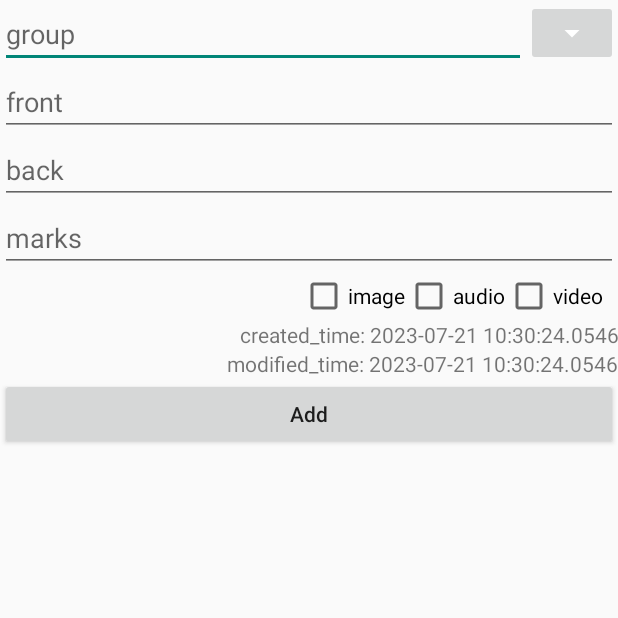
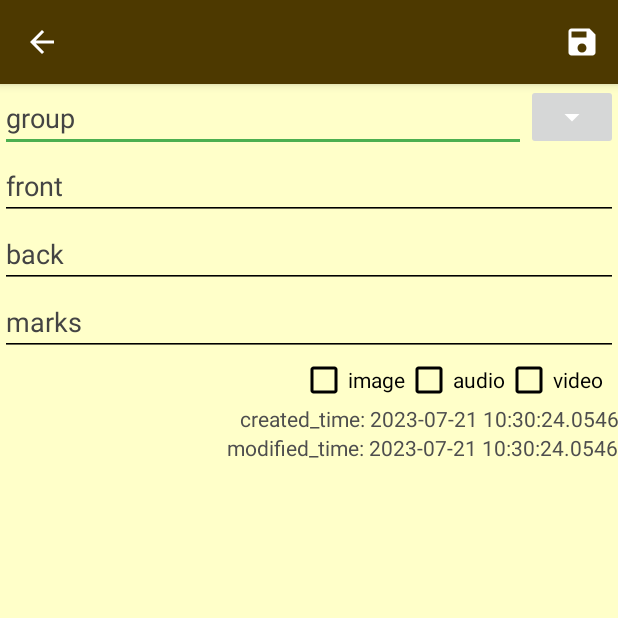
Before and after one commit to zyprex/SliceNote, an Android app: the EditorActivity screen opened directly, with no data from a screen before it, on a phone screen of 412 x 824 dp, the top half of it. Run offline under Robolectric (Android 15) with nearby library versions, the phone set to English and light mode, and no system bars.

Commit message:
S: modified many style.

```diff
--- a/app/build.gradle
+++ b/app/build.gradle
@@ -16,7 +16,7 @@ android {
         minSdk 21
         targetSdk 32
         versionCode 1
-        versionName "2.1"
+        versionName "2.2"
 
         testInstrumentationRunner "androidx.test.runner.AndroidJUnitRunner"
     }
--- a/app/src/main/java/com/zyprex/slicenote/EditorActivity.kt
+++ b/app/src/main/java/com/zyprex/slicenote/EditorActivity.kt
@@ -4,6 +4,8 @@ import android.content.Intent
 import androidx.appcompat.app.AppCompatActivity
 import android.os.Bundle
 import android.util.Log
+import android.view.Menu
+import android.view.MenuItem
 import android.view.View
 import android.widget.AdapterView
 import android.widget.ArrayAdapter
@@ -14,6 +16,7 @@ import android.widget.ImageButton
 import android.widget.Spinner
 import android.widget.TextView
 import androidx.appcompat.app.AppCompatDelegate
+import androidx.appcompat.widget.Toolbar
 import java.text.SimpleDateFormat
 import java.util.*
 import kotlin.collections.ArrayList
@@ -21,6 +24,8 @@ import kotlin.collections.ArrayList
 class EditorActivity : AppCompatActivity() {
 
     private var newSlices = ArrayList<Slice>()
+    private var groupList = ArrayList<String>()
+    private var adapter: ArrayAdapter<String>? = null
 
     override fun onCreate(savedInstanceState: Bundle?) {
         when (State.nightMode) {
@@ -31,22 +36,22 @@ class EditorActivity : AppCompatActivity() {
         super.onCreate(savedInstanceState)
         setContentView(R.layout.activity_editor)
 
-        val groupList = intent.getStringArrayListExtra("group_list")
+        /*toolbar*/
+        val toolbarEditor = findViewById<Toolbar>(R.id.toolbarEditor)
+        toolbarEditor.title = ""
+        setSupportActionBar(toolbarEditor)
+        toolbarEditor.setNavigationIcon(R.drawable.baseline_arrow_back_24)
+        toolbarEditor.setNavigationOnClickListener {
+            onBackPressed()
+        }
+
+        groupList = intent.getStringArrayListExtra("group_list") ?: ArrayList<String>()
         val inGroup = intent.getStringExtra("in_group")
 
-        var theCreatedTime = Date().time
-        var theCreatedTimeFormat = SimpleDateFormat(State.dateFormat, Locale.getDefault()).format(theCreatedTime)
-        findViewById<TextView>(R.id.createdTime).text = String.format("%s: %s", resources.getString(R.string.created_time), theCreatedTimeFormat)
-        findViewById<TextView>(R.id.modifiedTime).text = String.format("%s: %s", resources.getString(R.string.modified_time), theCreatedTimeFormat)
+        displayCreatedTime()
 
         val groupEdit = findViewById<EditText>(R.id.groupEdit)
         val frontEdit = findViewById<EditText>(R.id.frontEdit)
-        val backEdit = findViewById<EditText>(R.id.backEdit)
-        val marksEdit = findViewById<EditText>(R.id.marksEdit)
-
-        val mediaState0 = findViewById<CheckBox>(R.id.mediaState0)
-        val mediaState1 = findViewById<CheckBox>(R.id.mediaState1)
-        val mediaState2 = findViewById<CheckBox>(R.id.mediaState2)
 
         val expandSpinner = findViewById<ImageButton>(R.id.expandSpinner)
         expandSpinner.setOnClickListener {
@@ -56,7 +61,7 @@ class EditorActivity : AppCompatActivity() {
         }
 
         val groupSpinner = findViewById<Spinner>(R.id.groupSpinner)
-        val adapter = ArrayAdapter(this, android.R.layout.simple_spinner_dropdown_item, groupList as MutableList<String>)
+        adapter = ArrayAdapter(this, android.R.layout.simple_spinner_dropdown_item, groupList as MutableList<String>)
         groupSpinner.adapter = adapter
         //groupSpinner.setSelection(0, true) // don't trigger spinner
         groupSpinner.onItemSelectedListener = object : AdapterView.OnItemSelectedListener {
@@ -74,9 +79,58 @@ class EditorActivity : AppCompatActivity() {
         }
         groupSpinner.setSelection(groupList.indexOf(inGroup), true)
 
-        val submitNewSlice = findViewById<Button>(R.id.submitNewSlice)
-        submitNewSlice.text = resources.getString(R.string.add)
-        submitNewSlice.setOnClickListener {
+    }
+
+    override fun onCreateOptionsMenu(menu: Menu?): Boolean {
+        // groupID, itemID, orderID, title
+        menu?.let {
+            it.add(0,0,0,resources.getString(R.string.save_change))
+            val itemSave = it.findItem(0)
+            itemSave.setIcon(R.drawable.baseline_save_24)
+            itemSave.setShowAsAction(MenuItem.SHOW_AS_ACTION_ALWAYS)
+        }
+        return super.onCreateOptionsMenu(menu)
+    }
+
+    override fun onOptionsItemSelected(item: MenuItem): Boolean {
+        when(item.itemId) {
+            0 -> submitNewSlice()
+            else -> {}
+        }
+        return super.onOptionsItemSelected(item)
+    }
+
+    override fun onBackPressed() {
+        //Log.d("EditorActivity", newSlices.toString())
+        distributeNewSlices() // don't put setResult bellow
+        super.onBackPressed()
+        finish()
+    }
+
+    private fun distributeNewSlices(){
+        val intent = Intent()
+        intent.putParcelableArrayListExtra("new_slices", newSlices)
+        setResult(RESULT_OK, intent)
+    }
+
+    var theCreatedTime = 0L
+    private fun displayCreatedTime() {
+        theCreatedTime = Date().time
+        var theCreatedTimeFormat = SimpleDateFormat(State.dateFormat, Locale.getDefault()).format(theCreatedTime)
+        findViewById<TextView>(R.id.createdTime).text = String.format("%s: %s", resources.getString(R.string.created_time), theCreatedTimeFormat)
+        findViewById<TextView>(R.id.modifiedTime).text = String.format("%s: %s", resources.getString(R.string.modified_time), theCreatedTimeFormat)
+    }
+
+    private fun submitNewSlice() {
+        val groupEdit = findViewById<EditText>(R.id.groupEdit)
+        val frontEdit = findViewById<EditText>(R.id.frontEdit)
+        val backEdit = findViewById<EditText>(R.id.backEdit)
+        val marksEdit = findViewById<EditText>(R.id.marksEdit)
+
+        val mediaState0 = findViewById<CheckBox>(R.id.mediaState0)
+        val mediaState1 = findViewById<CheckBox>(R.id.mediaState1)
+        val mediaState2 = findViewById<CheckBox>(R.id.mediaState2)
+
         var theGroup = groupEdit.text.toString()
         if (theGroup.isEmpty()) {
             theGroup = State.defaultGroupName
@@ -85,14 +139,10 @@ class EditorActivity : AppCompatActivity() {
         val theBack = backEdit.text.toString()
         val theMarks = marksEdit.text.toString()
         var theMedia = 0
-            if (mediaState0.isChecked) {
-                theMedia += 1
-            }
-            if (mediaState1.isChecked) {
-                theMedia += 2
-            }
-            if (mediaState2.isChecked) {
-                theMedia += 4
+        when {
+            mediaState0.isChecked -> theMedia+=1
+            mediaState1.isChecked -> theMedia+=2
+            mediaState2.isChecked -> theMedia+=4
         }
         val newSlice = Slice(
             group = theGroup,
@@ -104,11 +154,14 @@ class EditorActivity : AppCompatActivity() {
             media = theMedia
         )
         newSlices.add(newSlice)
+
+        // add new group name to group list
         if (!groupList.contains(theGroup)) {
             groupList.add(theGroup)
-                adapter.notifyDataSetChanged()
+            adapter?.notifyDataSetChanged()
         }
 
+        // clear
         frontEdit.setText("")
         backEdit.setText("")
         marksEdit.setText("")
@@ -116,20 +169,6 @@ class EditorActivity : AppCompatActivity() {
         mediaState1.isChecked = false
         mediaState2.isChecked = false
 
-            theCreatedTime = Date().time
-            theCreatedTimeFormat = SimpleDateFormat(State.dateFormat, Locale.getDefault()).format(theCreatedTime)
-            findViewById<TextView>(R.id.createdTime).text = String.format("%s: %s", resources.getString(R.string.created_time), theCreatedTimeFormat)
-            findViewById<TextView>(R.id.modifiedTime).text = String.format("%s: %s", resources.getString(R.string.modified_time), theCreatedTimeFormat)
+        displayCreatedTime()
     }
 }
-
-    override fun onBackPressed() {
-        //Log.d("EditorActivity", newSlices.toString())
-        val intent = Intent()
-        intent.putParcelableArrayListExtra("new_slices", newSlices)
-        setResult(RESULT_OK, intent)
-        // don't put setResult bellow
-        super.onBackPressed()
-        finish()
-    }
-}
--- /dev/null
+++ b/app/src/main/res/drawable/baseline_arrow_back_24.xml
@@ -0,0 +1,5 @@
+<vector android:autoMirrored="true" android:height="24dp"
+    android:tint="#FFFFFF" android:viewportHeight="24"
+    android:viewportWidth="24" android:width="24dp" xmlns:android="http://schemas.android.com/apk/res/android">
+    <path android:fillColor="@android:color/white" android:pathData="M20,11H7.83l5.59,-5.59L12,4l-8,8 8,8 1.41,-1.41L7.83,13H20v-2z"/>
+</vector>
--- /dev/null
+++ b/app/src/main/res/drawable/baseline_save_24.xml
@@ -0,0 +1,5 @@
+<vector android:height="24dp" android:tint="#FFFFFF"
+    android:viewportHeight="24" android:viewportWidth="24"
+    android:width="24dp" xmlns:android="http://schemas.android.com/apk/res/android">
+    <path android:fillColor="@android:color/white" android:pathData="M17,3L5,3c-1.11,0 -2,0.9 -2,2v14c0,1.1 0.89,2 2,2h14c1.1,0 2,-0.9 2,-2L21,7l-4,-4zM12,19c-1.66,0 -3,-1.34 -3,-3s1.34,-3 3,-3 3,1.34 3,3 -1.34,3 -3,3zM15,9L5,9L5,5h10v4z"/>
+</vector>
--- a/app/src/main/res/layout/activity_editor.xml
+++ b/app/src/main/res/layout/activity_editor.xml
@@ -1,10 +1,23 @@
 <?xml version="1.0" encoding="utf-8"?>
 <LinearLayout xmlns:android="http://schemas.android.com/apk/res/android"
     android:orientation="vertical"
+    xmlns:app="http://schemas.android.com/apk/res-auto"
     xmlns:tools="http://schemas.android.com/tools"
     android:layout_width="match_parent"
     android:layout_height="match_parent"
+    android:theme="@style/Theme.SliceNoteEditor"
     tools:context=".EditorActivity">
+    <androidx.appcompat.widget.Toolbar
+        android:id="@+id/toolbarEditor"
+        android:layout_width="match_parent"
+        android:layout_height="?attr/actionBarSize"
+        app:titleTextColor="@color/white"
+        android:theme="@style/ThemeToolBar"
+        app:popupTheme="@style/MyToolbarMenuStyle"
+        app:title=""
+        android:elevation="4dp"
+        />
+
     <!-- AutoCompleteTextView ? -->
     <!--    <TextView
             android:layout_width="match_parent"
@@ -17,6 +30,7 @@
         android:orientation="horizontal"
         android:layout_width="match_parent"
         android:layout_height="wrap_content">
+
         <EditText
             android:id="@+id/groupEdit"
             android:hint="@string/group"
@@ -97,9 +111,5 @@
         android:layout_width="match_parent"
         android:layout_height="wrap_content"
         android:textAlignment="viewEnd" />
-    <Button
-        android:id="@+id/submitNewSlice"
-        android:layout_width="match_parent"
-        android:layout_height="wrap_content"
-        />
+
 </LinearLayout>
--- a/app/src/main/res/layout/activity_main.xml
+++ b/app/src/main/res/layout/activity_main.xml
@@ -17,11 +17,12 @@
             android:layout_width="match_parent"
             android:layout_height="?attr/actionBarSize"
             app:titleTextColor="@color/white"
-            android:theme="@style/MyToolbarStyle"
+            android:theme="@style/ThemeToolBar"
             app:popupTheme="@style/MyToolbarMenuStyle"
             app:title="@string/app_name"
             android:elevation="4dp"
             />
+
         <!--        android:theme="@style/ThemeOverlay.AppCompat.Dark.ActionBar"
                 app:popupTheme="@style/ThemeOverlay.AppCompat.DayNight"-->
         <androidx.recyclerview.widget.RecyclerView
--- a/app/src/main/res/values-night/colors.xml
+++ b/app/src/main/res/values-night/colors.xml
@@ -8,7 +8,6 @@
     <color name="black">#FF000000</color>
     <color name="white">#FFFFFFFF</color>
 
-    <color name="toolbarBg">#888</color>
     <color name="bottomSheetDialogBg">#000</color>
     <color name="bottomSheetDialogFg">#fff</color>
     <color name="bottomSheetDialogBar">#222</color>
--- a/app/src/main/res/values-night/styles.xml
+++ b/app/src/main/res/values-night/styles.xml
@@ -1,8 +1,9 @@
 <?xml version="1.0" encoding="utf-8"?>
 <resources xmlns:tools="http://schemas.android.com/tools">
-    <style name="MyToolbarStyle">
+    <style name="ThemeToolBar">
         <item name="android:textColor">@color/white</item>
         <item name="android:background">#404040</item>
+        <item name="colorPrimary">#404040</item>
         <item name="android:textColorSecondary">@color/white</item>
     </style>
     <style name="MyToolbarMenuStyle">
--- a/app/src/main/res/values-night/themes.xml
+++ b/app/src/main/res/values-night/themes.xml
@@ -1,8 +1,16 @@
 <resources xmlns:tools="http://schemas.android.com/tools">
     <!-- Base application theme. -->
     <style name="Theme.SliceNote" parent="Theme.AppCompat.DayNight.NoActionBar">
-        <item name="colorPrimary">@color/toolbarBg</item>
+        <item name="colorPrimary">#888</item>
         <item name="android:textAllCaps">false</item>
-<!--        <item name="autoCompleteTextViewStyle">@style/SearchAutoCompleteTextView</item>-->
+        <!--        <item name="autoCompleteTextViewStyle">@style/SearchAutoCompleteTextView</item>-->
+    </style>
+    <style name="Theme.SliceNoteEditor" parent="Theme.AppCompat.DayNight.NoActionBar">
+        <item name="android:background">#000000</item>
+        <item name="android:textColor">#AAAAAA</item>
+
+        <item name="android:textColorHint">#444444</item>
+        <item name="colorControlNormal">#CCCCAF</item>
+        <item name="colorControlActivated">#DF6B9D</item>
     </style>
 </resources>
--- a/app/src/main/res/values/colors.xml
+++ b/app/src/main/res/values/colors.xml
@@ -8,7 +8,6 @@
     <color name="black">#FF000000</color>
     <color name="white">#FFFFFFFF</color>
 
-    <color name="toolbarBg">#888</color>
     <color name="bottomSheetDialogBg">#fff</color>
     <color name="bottomSheetDialogFg">#000</color>
     <color name="bottomSheetDialogBar">#aaa</color>
--- a/app/src/main/res/values/styles.xml
+++ b/app/src/main/res/values/styles.xml
@@ -1,8 +1,9 @@
 <?xml version="1.0" encoding="utf-8"?>
 <resources xmlns:tools="http://schemas.android.com/tools">
-    <style name="MyToolbarStyle">
+    <style name="ThemeToolBar">
         <item name="android:textColor">@color/white</item>
-        <item name="android:background">?colorPrimary</item>
+        <item name="android:background">#4D3900</item>
+        <item name="colorPrimary">#4D3900</item>
         <item name="android:textColorSecondary">@color/white</item>
     </style>
     <style name="MyToolbarMenuStyle">
--- a/app/src/main/res/values/themes.xml
+++ b/app/src/main/res/values/themes.xml
@@ -1,8 +1,16 @@
 <resources xmlns:tools="http://schemas.android.com/tools">
     <!-- Base application theme. -->
     <style name="Theme.SliceNote" parent="Theme.AppCompat.DayNight.NoActionBar">
-        <item name="colorPrimary">@color/toolbarBg</item>
+        <item name="colorPrimary">#888</item>
         <item name="android:textAllCaps">false</item>
-<!--        <item name="autoCompleteTextViewStyle">@style/SearchAutoCompleteTextView</item>-->
+        <!--        <item name="autoCompleteTextViewStyle">@style/SearchAutoCompleteTextView</item>-->
+    </style>
+    <style name="Theme.SliceNoteEditor" parent="Theme.AppCompat.DayNight.NoActionBar">
+        <item name="android:background">#FFFFC9</item>
+        <item name="android:textColor">#4E4E4E</item>
+
+        <item name="android:textColorHint">#444444</item>
+        <item name="colorControlNormal">#000000</item>
+        <item name="colorControlActivated">#4CAF50</item>
     </style>
 </resources>
```
Also changed, not shown: app/src/main/java/com/zyprex/slicenote/Editor2Activity.kt (+61 -18 lines), app/src/main/java/com/zyprex/slicenote/MainActivity.kt (+21 -10 lines), 2 other files. Lines whose indentation alone changed are shown as unchanged.
